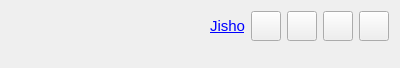
Qt form src/gui/widgets/definition/termwidget.ui (ripose-jp/Memento) before a commit.
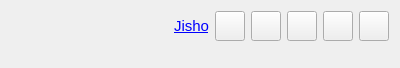
The same form after that commit.

Commit message: termwidget: allows terms to be added using kana only

```diff
--- a/src/gui/widgets/definition/termwidget.ui
+++ b/src/gui/widgets/definition/termwidget.ui
@@ -101,6 +101,22 @@
        </property>
       </widget>
      </item>
+     <item>
+      <widget class="QToolButton" name="buttonKanaKanji">
+       <property name="minimumSize">
+        <size>
+         <width>30</width>
+         <height>30</height>
+        </size>
+       </property>
+       <property name="toolTip">
+        <string>Switch between adding the term as kanji and kana</string>
+       </property>
+       <property name="text">
+        <string/>
+       </property>
+      </widget>
+     </item>
      <item>
       <widget class="QToolButton" name="buttonAddCard">
        <property name="minimumSize">
```
The commit also changes 9 other files.
